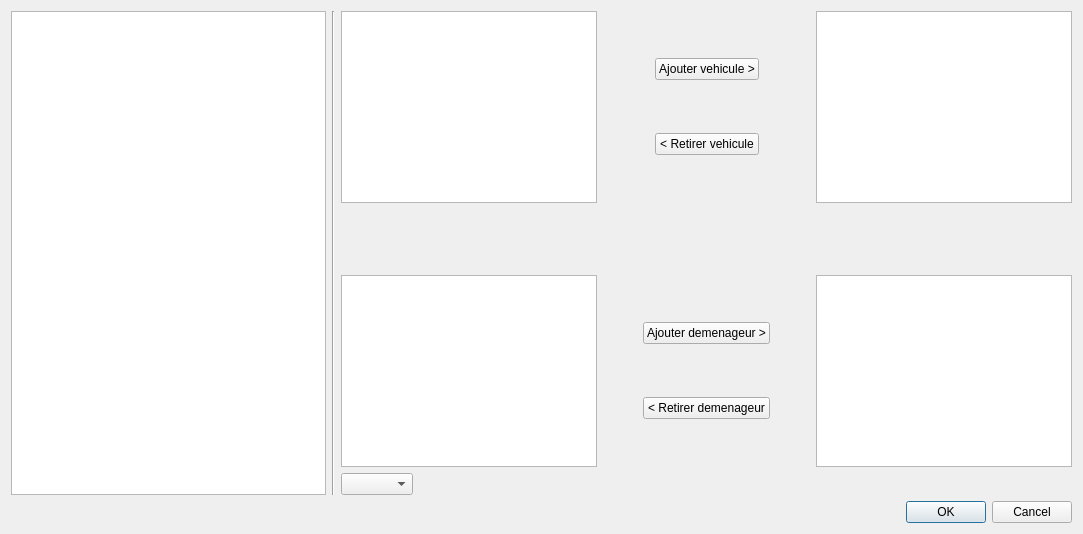
Old version of the form programmeQT/projetDEMGUIV/dialoggestionmodifier.ui in the repository Alex-Bumblebee/ProjetDEMGUIV.
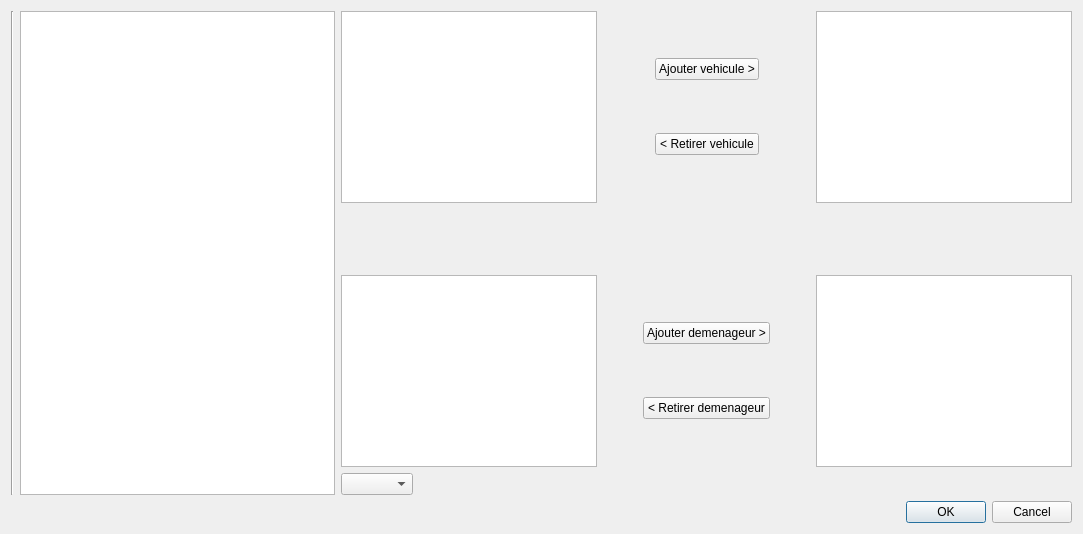
New version of the form. Icons and pictures are not drawn.

Commit message: test du remplissage de ma list

Diff of the .ui file:
```diff
--- a/programmeQT/projetDEMGUIV/dialoggestionmodifier.ui
+++ b/programmeQT/projetDEMGUIV/dialoggestionmodifier.ui
@@ -18,9 +18,6 @@
     <layout class="QVBoxLayout" name="verticalLayout_4">
      <item>
       <layout class="QHBoxLayout" name="horizontalLayout_4">
-       <item>
-        <widget class="QListView" name="listViewDossier"/>
-       </item>
        <item>
         <widget class="Line" name="line">
          <property name="orientation">
@@ -28,6 +25,9 @@
          </property>
         </widget>
        </item>
+       <item>
+        <widget class="QListWidget" name="listWidgetDossier"/>
+       </item>
        <item>
         <layout class="QVBoxLayout" name="verticalLayout_3">
          <item>
```
Left out of the diff: 8 changed lines with no effect on the pictures. The commit also changes 1 other file.
